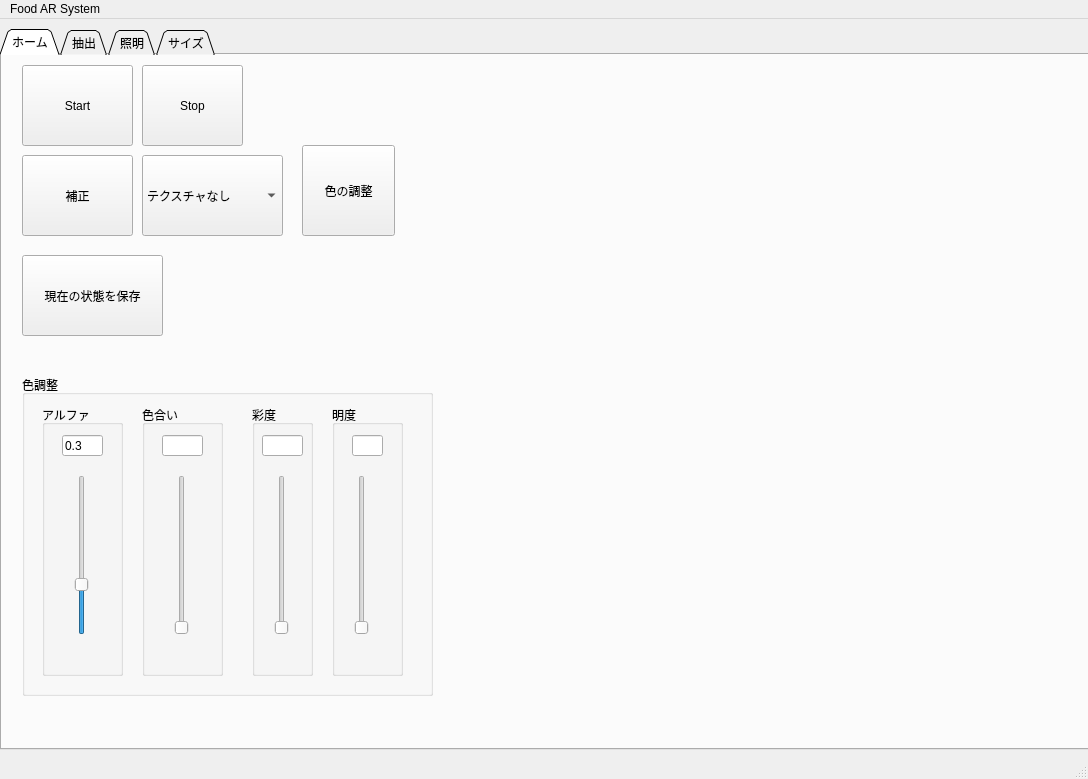
The window that FoodModification/View/mainWindow.ui (JunyaUeda/FoodAR) describes before a commit, drawn with Qt 5.
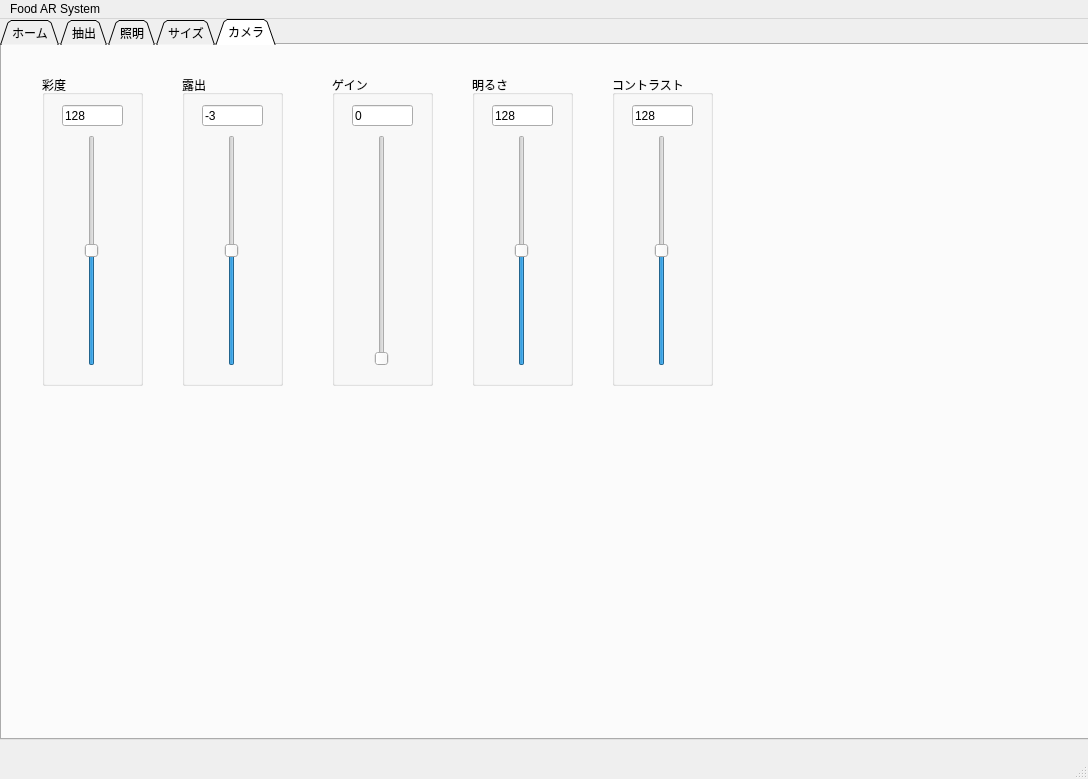
The same window after the commit.

```diff
--- a/FoodModification/View/mainWindow.ui
+++ b/FoodModification/View/mainWindow.ui
@@ -18,7 +18,7 @@
     <property name="geometry">
      <rect>
       <x>0</x>
-      <y>10</y>
+      <y>0</y>
       <width>1091</width>
       <height>721</height>
      </rect>
@@ -30,7 +30,7 @@
      <enum>QTabWidget::Triangular</enum>
     </property>
     <property name="currentIndex">
-     <number>0</number>
+     <number>4</number>
     </property>
     <property name="iconSize">
      <size>
@@ -1149,6 +1149,254 @@
       </attribute>
      </widget>
     </widget>
+    <widget class="QWidget" name="tab_4">
+     <attribute name="title">
+      <string>カメラ</string>
+     </attribute>
+     <widget class="QGroupBox" name="captureSaturationGroupBox">
+      <property name="geometry">
+       <rect>
+        <x>40</x>
+        <y>30</y>
+        <width>101</width>
+        <height>311</height>
+       </rect>
+      </property>
+      <property name="title">
+       <string>彩度</string>
+      </property>
+      <widget class="QLineEdit" name="captureSaturationLineEdit">
+       <property name="geometry">
+        <rect>
+         <x>20</x>
+         <y>30</y>
+         <width>61</width>
+         <height>21</height>
+        </rect>
+       </property>
+       <property name="text">
+        <string>128</string>
+       </property>
+       <property name="maxLength">
+        <number>3</number>
+       </property>
+      </widget>
+      <widget class="QSlider" name="captureSaturationSlider">
+       <property name="geometry">
+        <rect>
+         <x>40</x>
+         <y>60</y>
+         <width>19</width>
+         <height>231</height>
+        </rect>
+       </property>
+       <property name="maximum">
+        <number>255</number>
+       </property>
+       <property name="value">
+        <number>128</number>
+       </property>
+       <property name="orientation">
+        <enum>Qt::Vertical</enum>
+       </property>
+      </widget>
+     </widget>
+     <widget class="QGroupBox" name="captureExposureGroupBox">
+      <property name="geometry">
+       <rect>
+        <x>180</x>
+        <y>30</y>
+        <width>101</width>
+        <height>311</height>
+       </rect>
+      </property>
+      <property name="title">
+       <string>露出</string>
+      </property>
+      <widget class="QLineEdit" name="captureExposureLineEdit">
+       <property name="geometry">
+        <rect>
+         <x>20</x>
+         <y>30</y>
+         <width>61</width>
+         <height>21</height>
+        </rect>
+       </property>
+       <property name="text">
+        <string>-3</string>
+       </property>
+       <property name="maxLength">
+        <number>3</number>
+       </property>
+      </widget>
+      <widget class="QSlider" name="captureExposureSlider">
+       <property name="geometry">
+        <rect>
+         <x>40</x>
+         <y>60</y>
+         <width>19</width>
+         <height>231</height>
+        </rect>
+       </property>
+       <property name="minimum">
+        <number>-6</number>
+       </property>
+       <property name="maximum">
+        <number>0</number>
+       </property>
+       <property name="pageStep">
+        <number>1</number>
+       </property>
+       <property name="value">
+        <number>-3</number>
+       </property>
+       <property name="orientation">
+        <enum>Qt::Vertical</enum>
+       </property>
+      </widget>
+     </widget>
+     <widget class="QGroupBox" name="captureGainGroupBox">
+      <property name="geometry">
+       <rect>
+        <x>330</x>
+        <y>30</y>
+        <width>101</width>
+        <height>311</height>
+       </rect>
+      </property>
+      <property name="title">
+       <string>ゲイン</string>
+      </property>
+      <widget class="QLineEdit" name="captureGaineLineEdit">
+       <property name="geometry">
+        <rect>
+         <x>20</x>
+         <y>30</y>
+         <width>61</width>
+         <height>21</height>
+        </rect>
+       </property>
+       <property name="text">
+        <string>0</string>
+       </property>
+       <property name="maxLength">
+        <number>3</number>
+       </property>
+      </widget>
+      <widget class="QSlider" name="captureGainSlider">
+       <property name="geometry">
+        <rect>
+         <x>40</x>
+         <y>60</y>
+         <width>19</width>
+         <height>231</height>
+        </rect>
+       </property>
+       <property name="maximum">
+        <number>255</number>
+       </property>
+       <property name="orientation">
+        <enum>Qt::Vertical</enum>
+       </property>
+      </widget>
+     </widget>
+     <widget class="QGroupBox" name="captureBrightnessGroupBox">
+      <property name="geometry">
+       <rect>
+        <x>470</x>
+        <y>30</y>
+        <width>101</width>
+        <height>311</height>
+       </rect>
+      </property>
+      <property name="title">
+       <string>明るさ</string>
+      </property>
+      <widget class="QLineEdit" name="captureBrightnessLineEdit">
+       <property name="geometry">
+        <rect>
+         <x>20</x>
+         <y>30</y>
+         <width>61</width>
+         <height>21</height>
+        </rect>
+       </property>
+       <property name="text">
+        <string>128</string>
+       </property>
+       <property name="maxLength">
+        <number>3</number>
+       </property>
+      </widget>
+      <widget class="QSlider" name="captureBrightnessSlider">
+       <property name="geometry">
+        <rect>
+         <x>40</x>
+         <y>60</y>
+         <width>19</width>
+         <height>231</height>
+        </rect>
+       </property>
+       <property name="maximum">
+        <number>255</number>
+       </property>
+       <property name="value">
+        <number>128</number>
+       </property>
+       <property name="orientation">
+        <enum>Qt::Vertical</enum>
+       </property>
+      </widget>
+     </widget>
+     <widget class="QGroupBox" name="captureContrastGroupBox">
+      <property name="geometry">
+       <rect>
+        <x>610</x>
+        <y>30</y>
+        <width>101</width>
+        <height>311</height>
+       </rect>
+      </property>
+      <property name="title">
+       <string>コントラスト</string>
+      </property>
+      <widget class="QLineEdit" name="captureContrastLineEdit">
+       <property name="geometry">
+        <rect>
+         <x>20</x>
+         <y>30</y>
+         <width>61</width>
+         <height>21</height>
+        </rect>
+       </property>
+       <property name="text">
+        <string>128</string>
+       </property>
+       <property name="maxLength">
+        <number>3</number>
+       </property>
+      </widget>
+      <widget class="QSlider" name="captureContrastSlider">
+       <property name="geometry">
+        <rect>
+         <x>40</x>
+         <y>60</y>
+         <width>19</width>
+         <height>231</height>
+        </rect>
+       </property>
+       <property name="maximum">
+        <number>255</number>
+       </property>
+       <property name="value">
+        <number>128</number>
+       </property>
+       <property name="orientation">
+        <enum>Qt::Vertical</enum>
+       </property>
+      </widget>
+     </widget>
+    </widget>
    </widget>
   </widget>
   <widget class="QMenuBar" name="menubar">
```
